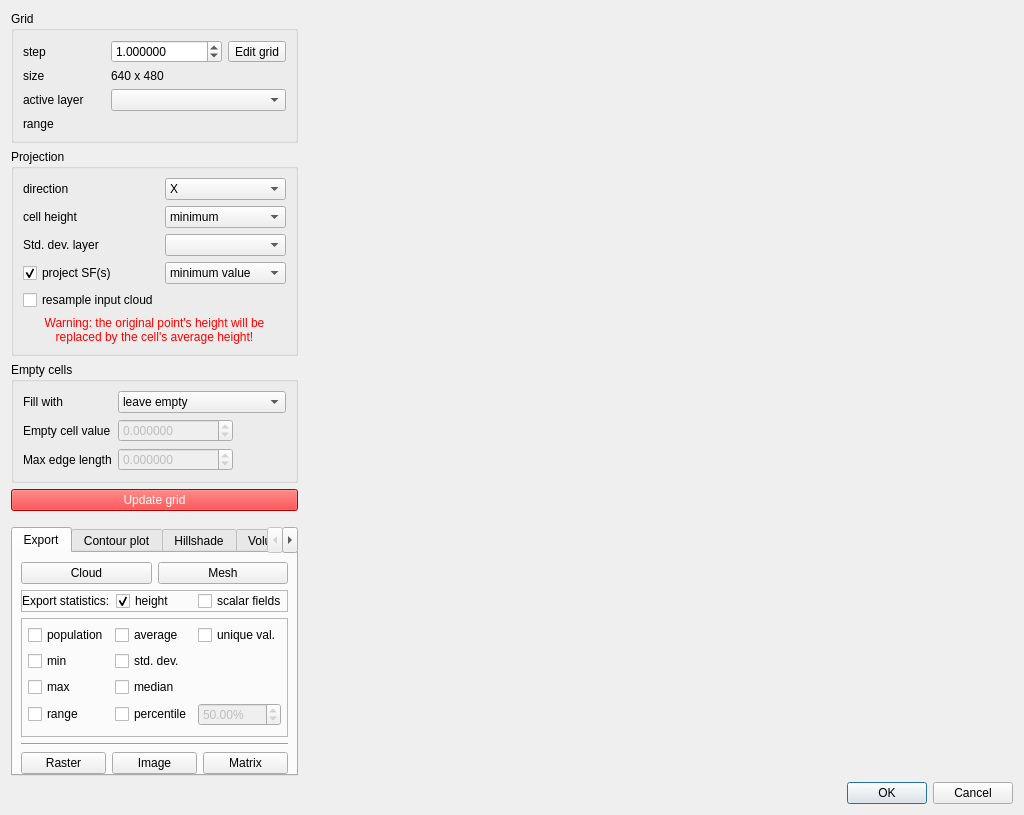
This is qCC/ui_templates/rasterizeDlg.ui in CloudCompare/CloudCompare as Qt 5 draws it before an edit. The edited form follows.
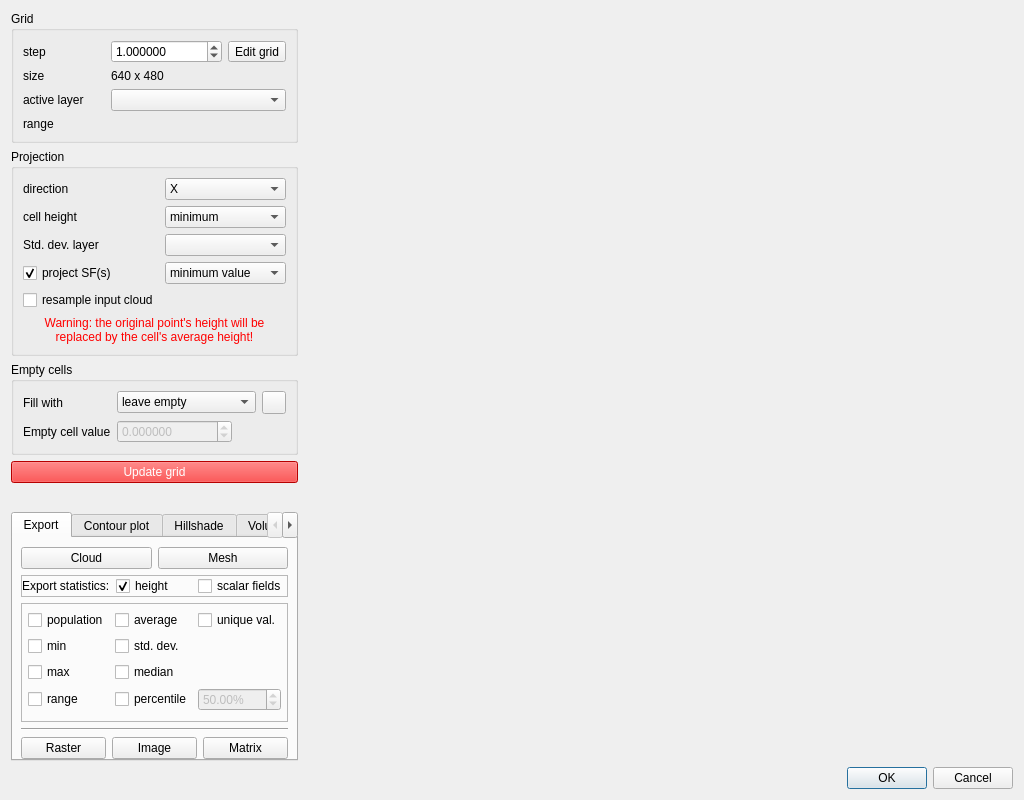
This is the edited form. Icons and pictures are not drawn.

Commit message: Kriging algorithm added to the Rasterize tool (altitudes, scalar fields and RGB colors)

```diff
--- a/qCC/ui_templates/rasterizeDlg.ui
+++ b/qCC/ui_templates/rasterizeDlg.ui
@@ -351,6 +351,8 @@
             </widget>
            </item>
            <item row="0" column="1">
+            <layout class="QHBoxLayout" name="horizontalLayout_3">
+             <item>
             <widget class="QComboBox" name="fillEmptyCellsComboBox">
              <property name="sizePolicy">
               <sizepolicy hsizetype="MinimumExpanding" vsizetype="Fixed">
@@ -399,7 +401,22 @@
                <string>interpolate</string>
               </property>
              </item>
-            </widget>
+               <item>
+                <property name="text">
+                 <string>kriging</string>
+                </property>
+               </item>
+              </widget>
+             </item>
+             <item>
+              <widget class="QToolButton" name="interpParamsToolButton">
+               <property name="icon">
+                <iconset resource="../icons.qrc">
+                 <normaloff>:/CC/images/gearIcon.png</normaloff>:/CC/images/gearIcon.png</iconset>
+               </property>
+              </widget>
+             </item>
+            </layout>
            </item>
            <item row="1" column="0">
             <widget class="QLabel" name="label">
@@ -433,33 +450,6 @@
              </property>
             </widget>
            </item>
-           <item row="2" column="0">
-            <widget class="QLabel" name="label_3">
-             <property name="text">
-              <string>Max edge length</string>
-             </property>
-            </widget>
-           </item>
-           <item row="2" column="1">
-            <widget class="QDoubleSpinBox" name="maxEdgeLengthDoubleSpinBox">
-             <property name="enabled">
-              <bool>false</bool>
-             </property>
-             <property name="toolTip">
-              <string>Max edge length for interpolation/triangulation
-(ignored if zero)</string>
-             </property>
-             <property name="decimals">
-              <number>6</number>
-             </property>
-             <property name="minimum">
-              <double>-999999999.000000000000000</double>
-             </property>
-             <property name="maximum">
-              <double>999999999.000000000000000</double>
-             </property>
-            </widget>
-           </item>
           </layout>
          </widget>
         </item>
```
Left out of the diff: 4 changed lines with no effect on the pictures. Lines whose indentation alone changed are shown as unchanged. The commit also changes 13 other files.
